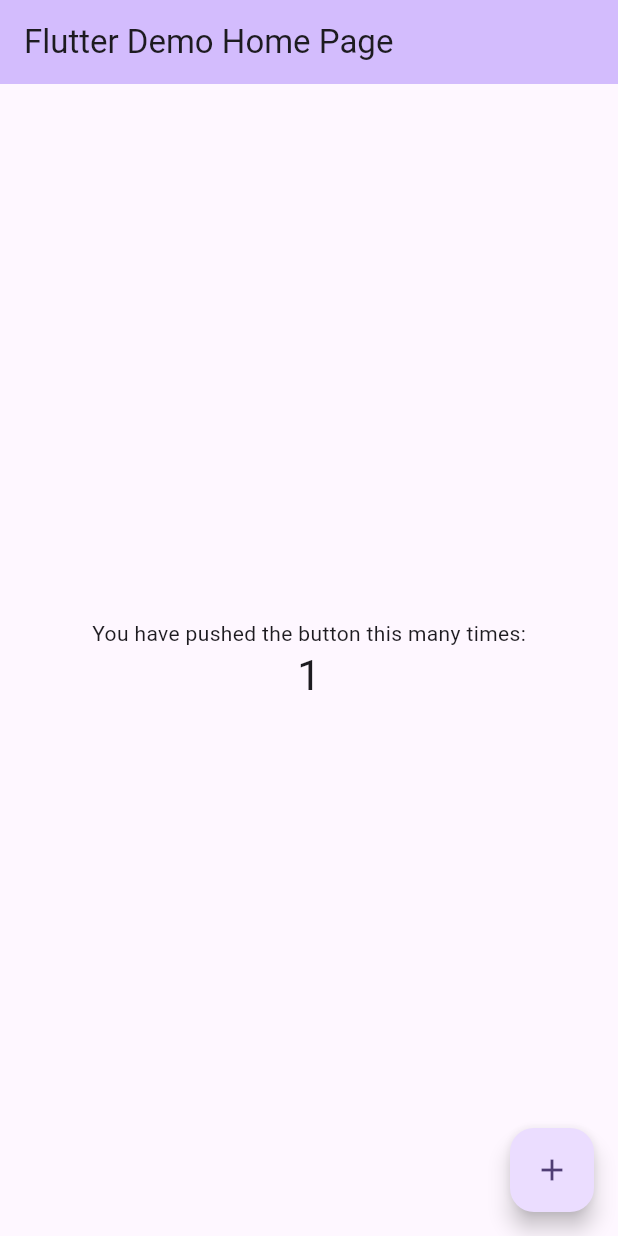
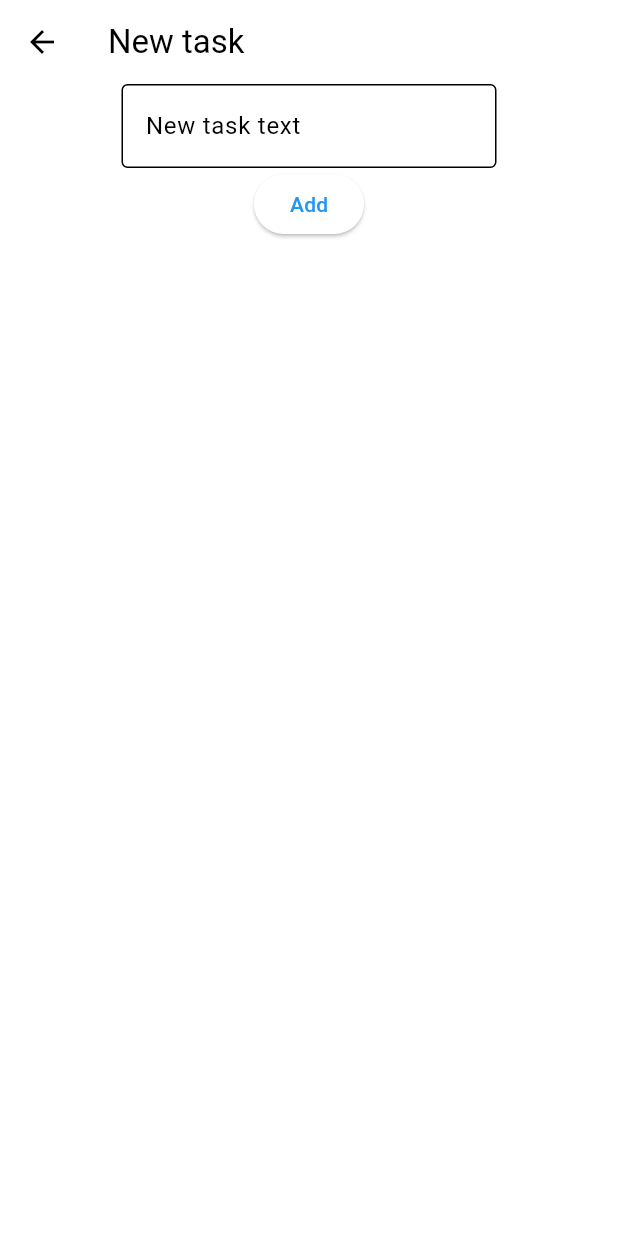
Before and after one commit to Hedevgare/uptodo, a Flutter app: the screen it shows after launch, after a tap on the "add" icon, on a phone screen of 412 x 824 dp. Run offline on Flutter 3.47's test engine with Material 3 defaults, Android fonts, the phone set to English and light mode, and no system bars.

Commit message:
Start 'New Task' feature

```diff
--- a/lib/main.dart
+++ b/lib/main.dart
@@ -1,4 +1,5 @@
 import 'package:flutter/material.dart';
+import 'package:uptodo/views/home.dart';
 
 void main() {
   runApp(const MyApp());
@@ -10,60 +11,12 @@ class MyApp extends StatelessWidget {
   @override
   Widget build(BuildContext context) {
     return MaterialApp(
-      title: 'Flutter Demo',
+      title: 'Uptodo',
       theme: ThemeData(
-        colorScheme: ColorScheme.fromSeed(seedColor: Colors.deepPurple),
+        colorScheme: const ColorScheme.light(primary: Colors.blue),
         useMaterial3: true,
       ),
-      home: const MyHomePage(title: 'Flutter Demo Home Page'),
+      home: const MyHomePage(title: 'Uptodo'),
     );
   }
 }
-
-class MyHomePage extends StatefulWidget {
-  const MyHomePage({super.key, required this.title});
-
-  final String title;
-
-  @override
-  State<MyHomePage> createState() => _MyHomePageState();
-}
-
-class _MyHomePageState extends State<MyHomePage> {
-  int _counter = 0;
-
-  void _incrementCounter() {
-    setState(() {
-      _counter++;
-    });
-  }
-
-  @override
-  Widget build(BuildContext context) {
-    return Scaffold(
-      appBar: AppBar(
-        backgroundColor: Theme.of(context).colorScheme.inversePrimary,
-        title: Text(widget.title),
-      ),
-      body: Center(
-        child: Column(
-          mainAxisAlignment: MainAxisAlignment.center,
-          children: <Widget>[
-            const Text(
-              'You have pushed the button this many times:',
-            ),
-            Text(
-              '$_counter',
-              style: Theme.of(context).textTheme.headlineMedium,
-            ),
-          ],
-        ),
-      ),
-      floatingActionButton: FloatingActionButton(
-        onPressed: _incrementCounter,
-        tooltip: 'Increment',
-        child: const Icon(Icons.add),
-      ),
-    );
-  }
-}
--- /dev/null
+++ b/lib/ui/task_item_list.dart
@@ -0,0 +1,17 @@
+import 'package:flutter/material.dart';
+
+class TaskItemList extends StatelessWidget {
+  final String title;
+
+  const TaskItemList({
+    super.key,
+    required this.title
+  });
+
+  @override
+  Widget build(BuildContext context) {
+    return ListTile(
+      title: Text(title)
+    );
+  }
+}
--- /dev/null
+++ b/lib/views/home.dart
@@ -0,0 +1,80 @@
+import 'package:flutter/material.dart';
+import 'package:uptodo/ui/task_item_list.dart';
+import 'package:uptodo/views/new_task.dart';
+
+class MyHomePage extends StatefulWidget {
+  const MyHomePage({super.key, required this.title});
+
+  final String title;
+
+  @override
+  State<MyHomePage> createState() => _MyHomePageState();
+}
+
+class _MyHomePageState extends State<MyHomePage> {
+  List<TaskItemList> tasks = <TaskItemList>[
+    const TaskItemList(title: "Task one"),
+    const TaskItemList(title: "Task 2"),
+    const TaskItemList(title: "Task number 3"),
+  ];
+
+  void addTask(String title) {
+    setState(() {
+      tasks.add(TaskItemList(title: title));
+    });
+  }
+
+  @override
+  Widget build(BuildContext context) {
+    return Scaffold(
+      appBar: AppBar(
+        backgroundColor: Theme.of(context).colorScheme.inversePrimary,
+        title: Text(widget.title),
+        actions: <Widget>[
+          IconButton(
+              onPressed: () {
+                ScaffoldMessenger.of(context).showSnackBar(const SnackBar(content: Text("Settings pressed.")));
+              },
+              icon: const Icon(Icons.settings))
+        ],
+      ),
+      body: Padding(
+        padding: const EdgeInsets.all(20.0),
+        child: Column(
+          children: [
+            // const TextField(
+            //   decoration: InputDecoration(hintText: "Search tasks"),
+            // ),
+            const Text(
+              "My Tasks",
+              style: TextStyle(fontSize: 30),
+            ),
+            Expanded(
+              child: ListView.builder(
+                  itemCount: tasks.length,
+                  itemBuilder: (context, int index) {
+                    return tasks[index];
+                  }),
+            ),
+          ],
+        ),
+      ),
+      floatingActionButton: FloatingActionButton(
+        onPressed: () {
+          // addTask("New task");
+          navigateToNewTask(context);
+        },
+        tooltip: 'New task',
+        child: const Icon(Icons.add),
+      ),
+    );
+  }
+
+  Future<void> navigateToNewTask(BuildContext context) async {
+    final result = await Navigator.push(context, MaterialPageRoute(builder: (context) => const NewTask()));
+
+    if (!context.mounted) return;
+
+    addTask(result);
+  }
+}
--- /dev/null
+++ b/lib/views/new_task.dart
@@ -0,0 +1,50 @@
+import 'package:flutter/material.dart';
+
+class NewTask extends StatefulWidget {
+  const NewTask({super.key});
+
+  @override
+  State<StatefulWidget> createState() => _NewTaskState();
+}
+
+class _NewTaskState extends State<NewTask> {
+  late TextEditingController controller;
+
+  @override
+  void initState() {
+    super.initState();
+    controller = TextEditingController();
+  }
+
+  @override
+  void dispose() {
+    controller.dispose();
+    super.dispose();
+  }
+
+  @override
+  Widget build(BuildContext context) {
+    return Scaffold(
+      appBar: AppBar(title: const Text("New task")),
+      body: Column(
+        children: [
+          Center(
+            child: SizedBox(
+              width: 250,
+              child: TextField(
+                controller: controller,
+                decoration: const InputDecoration(
+                    hintText: "New task text", border: OutlineInputBorder()),
+              ),
+            ),
+          ),
+          ElevatedButton(
+              onPressed: () {
+                Navigator.pop(context, controller.text);
+              },
+              child: const Text("Add"))
+        ],
+      ),
+    );
+  }
+}
```
